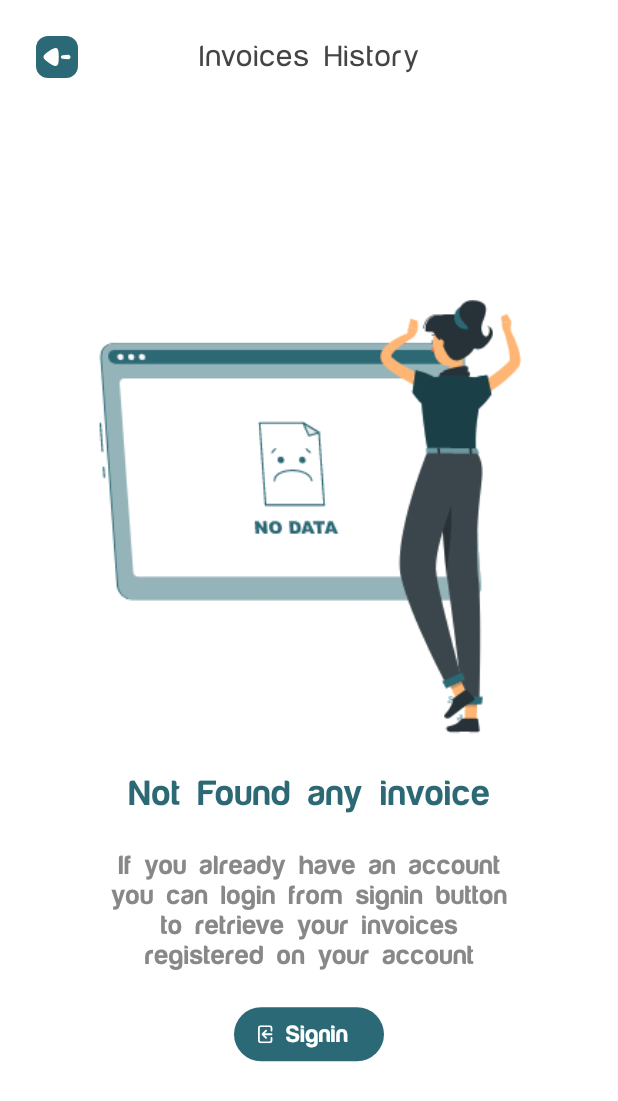
After one commit to M0xYasser/smarket_app, a Flutter app: the invoicesScreen screen opened by its route, on a phone screen of 412 x 824 dp. The commit adds this screen. Shown: the top 1101 px of the screen. Run offline on Flutter 3.47's test engine with Material 2 defaults, Android fonts, the phone set to English and light mode, and no system bars; our stand-ins replace flutter_svg.

Commit message:
Update By M0xYasser

```diff
--- a/lib/core/routes/route.dart
+++ b/lib/core/routes/route.dart
@@ -1,5 +1,7 @@
 import 'package:flutter/material.dart';
+import 'package:smarket_app/presentation/screens/invoicesScreen.dart';
 import 'package:smarket_app/presentation/screens/testScreen.dart';
+import '../../presentation/screens/emptyInvoices.dart';
 import '../../presentation/screens/homeScreen.dart';
 import '../../presentation/screens/testScreen.dart';
 
@@ -8,9 +10,7 @@ Map<String, Widget Function(BuildContext)> route = {
   "support": (context) => TestScreen(
         text: "Support",
       ),
-  "invoice": (context) => TestScreen(
-        text: "invoice",
-      ),
+  "invoice": (context) => const invoicesScreen(),
   "account": (context) => TestScreen(
         text: "Account Settings",
       ),
--- /dev/null
+++ b/lib/data/models/invoiceDetailes.dart
@@ -0,0 +1,89 @@
+// ignore_for_file: file_names
+
+Map<String, List<Map<String, dynamic>>> invoices = {
+  "1": [
+    {
+      "date": "01-9-2022",
+      "state": "online",
+      "price": 14555.65,
+      "paymentMethod": "visa",
+      "card": 9999,
+      "pdfUrl": "https://mag.wcoomd.org/uploads/2018/05/blank.pdf"
+    },
+    {
+      "date": "01-10-2022",
+      "state": "market",
+      "price": 120.5,
+      "paymentMethod": "master",
+      "card": 9999,
+      "pdfUrl": "https://mag.wcoomd.org/uploads/2018/05/blank.pdf"
+    }
+  ],
+  "2": [],
+  "3": [
+    {
+      "date": "01-9-2022",
+      "state": "online",
+      "price": 120.5,
+      "paymentMethod": "Visa",
+      "card": 9999,
+      "pdfUrl": "https://mag.wcoomd.org/uploads/2018/05/blank.pdf"
+    },
+    {
+      "date": "01-10-2022",
+      "state": "market",
+      "price": 5100,
+      "paymentMethod": "Master",
+      "card": 3333,
+      "pdfUrl": "https://mag.wcoomd.org/uploads/2018/05/blank.pdf"
+    },
+    {
+      "date": "01-9-2022",
+      "state": "online",
+      "price": 300,
+      "paymentMethod": "Visa",
+      "card": 2222,
+      "pdfUrl": "https://mag.wcoomd.org/uploads/2018/05/blank.pdf"
+    },
+    {
+      "date": "01-10-2022",
+      "state": "market",
+      "price": 6,
+      "paymentMethod": "Master",
+      "card": 4444,
+      "pdfUrl": "https://mag.wcoomd.org/uploads/2018/05/blank.pdf"
+    },
+    {
+      "date": "01-9-2022",
+      "state": "online",
+      "price": 1225.5,
+      "paymentMethod": "Visa",
+      "card": 5555,
+      "pdfUrl": "https://mag.wcoomd.org/uploads/2018/05/blank.pdf"
+    },
+    {
+      "date": "01-10-2022",
+      "state": "market",
+      "price": 70.5,
+      "paymentMethod": "Master",
+      "card": 6666,
+      "pdfUrl": "https://mag.wcoomd.org/uploads/2018/05/blank.pdf"
+    },
+    {
+      "date": "01-9-2022",
+      "state": "online",
+      "price": 12000.5,
+      "paymentMethod": "Visa",
+      "card": 7777,
+      "pdfUrl": "https://mag.wcoomd.org/uploads/2018/05/blank.pdf"
+    },
+    {
+      "date": "01-10-2022",
+      "state": "market",
+      "price": 1245,
+      "paymentMethod": "Master",
+      "card": 8888,
+      "pdfUrl": "https://mag.wcoomd.org/uploads/2018/05/blank.pdf"
+    }
+  ]
+};
--- a/lib/main.dart
+++ b/lib/main.dart
@@ -1,8 +1,10 @@
 import 'package:flutter/material.dart';
+import 'package:smarket_app/data/models/invoiceDetailes.dart';
 
 import 'core/routes/route.dart';
 
 void main() {
+  print(invoices[0]);
   runApp(const SmarketApp());
 }
 
--- /dev/null
+++ b/lib/presentation/screens/emptyInvoices.dart
@@ -0,0 +1,74 @@
+import 'package:flutter/material.dart';
+import 'package:flutter/services.dart';
+import 'package:flutter_svg/svg.dart';
+import 'package:flutter/foundation.dart' show kIsWeb;
+import '../widgets/customAppBar.dart';
+
+class InvoicesEmpty extends StatelessWidget {
+  const InvoicesEmpty({super.key});
+
+  @override
+  Widget build(BuildContext context) {
+    SystemChrome.setEnabledSystemUIMode(SystemUiMode.manual, overlays: []);
+
+    return Center(
+      child: Column(
+        mainAxisAlignment: MainAxisAlignment.center,
+        children: [
+          Image.asset(
+            "assets/gifs/noData.gif",
+            height: (kIsWeb) ? MediaQuery.of(context).size.height / 2.5 : 300,
+          ),
+          const SizedBox(
+            height: 24,
+          ),
+          const Text(
+            "Not Found any invoice",
+            style: TextStyle(
+                fontFamily: "harabaraBold",
+                fontSize: 24,
+                color: const Color(0xff2C6975)),
+          ),
+          const SizedBox(
+            height: 24,
+          ),
+          // ignore: prefer_const_constructors
+          Text(
+              textAlign: TextAlign.center,
+              "If you already have an account\nyou can login from signin button\nto retrieve your invoices\nregistered on your account",
+              style: const TextStyle(
+                  fontFamily: "harabaraBold",
+                  fontSize: 18,
+                  color: Color(0xff888888))),
+          const SizedBox(
+            height: 24,
+          ),
+          GestureDetector(
+            child: Container(
+                width: 100,
+                padding: const EdgeInsets.fromLTRB(16, 9, 16, 9),
+                decoration: BoxDecoration(
+                    color: const Color(0xff2C6976),
+                    borderRadius: BorderRadius.circular(20)),
+                child: Center(
+                    child: Row(
+                  children: [
+                    SvgPicture.asset("assets/icons/signin.svg"),
+                    const SizedBox(
+                      width: 8,
+                    ),
+                    const Text(
+                      "Signin",
+                      style: TextStyle(
+                          fontFamily: "harabaraBold",
+                          fontSize: 16,
+                          color: Colors.white),
+                    ),
+                  ],
+                ))),
+          ),
+        ],
+      ),
+    );
+  }
+}
--- a/lib/presentation/screens/homeScreen.dart
+++ b/lib/presentation/screens/homeScreen.dart
@@ -35,7 +35,7 @@ class Home extends StatelessWidget {
           DrawerListTitle(
             title: "Account Settings",
             icon: "user",
-            toScreen: 'test',
+            toScreen: 'account',
           ),
           DrawerListTitle(
             title: "Billing Settings",
@@ -80,7 +80,7 @@ class Home extends StatelessWidget {
                       ? (kIsWeb)
                           ? 300
                           : 350
-                      : 500,
+                      : 380,
                 )
               ],
             ),
--- /dev/null
+++ b/lib/presentation/screens/invoicesScreen.dart
@@ -0,0 +1,50 @@
+import 'package:flutter/material.dart';
+import 'package:flutter/services.dart';
+import 'package:flutter_svg/svg.dart';
+import 'package:smarket_app/data/models/invoiceDetailes.dart';
+
+import '../widgets/customAppBar.dart';
+import '../widgets/invoicesWidget.dart';
+import 'emptyInvoices.dart';
+
+class invoicesScreen extends StatelessWidget {
+  const invoicesScreen({super.key});
+
+  @override
+  Widget build(BuildContext context) {
+    SystemChrome.setEnabledSystemUIMode(SystemUiMode.manual, overlays: []);
+
+    return Scaffold(
+      backgroundColor: Colors.white,
+      body: CustomAppBar(
+        title: 'Invoices History',
+        child: Padding(
+            padding: const EdgeInsets.only(top: 76),
+            child: (invoices["2"]!.isNotEmpty)
+                ? ListView.builder(
+                    itemCount: invoices["3"]!.length,
+                    padding:
+                        const EdgeInsets.only(left: 32, right: 32, top: 24),
+                    itemBuilder: (BuildContext context, int index) {
+                      return Column(
+                        children: [
+                          InvoicesWidget(
+                            state: invoices["3"]![index]["state"],
+                            date: invoices["3"]![index]["date"],
+                            card: "${invoices["3"]![index]["card"]}",
+                            price: "${invoices["3"]![index]["price"]}",
+                            paymentMethod: invoices["3"]![index]
+                                ["paymentMethod"],
+                          ),
+                          const SizedBox(
+                            height: 24,
+                          ),
+                        ],
+                      );
+                    },
+                  )
+                : const InvoicesEmpty()),
+      ),
+    );
+  }
+}
```
Also changed, not shown: lib/presentation/widgets/invoicesWidget.dart (added, +134 -0 lines), assets/gifs/noData.gif, assets/gifs/notFoundCart.gif, 1 other file.
